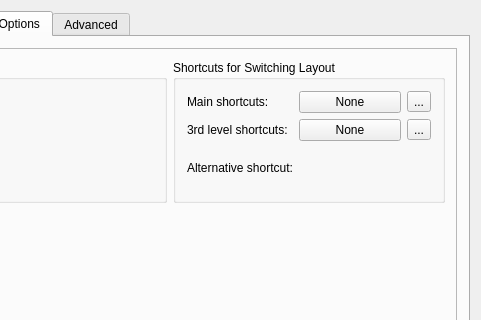
mgottschlag/kwin-tiling, file kcontrol/kxkb/kcmlayoutwidget.ui: the form before one commit; both pictures show x 141 to 622 and y 0 to 320 of the 622 by 576 pixel window.
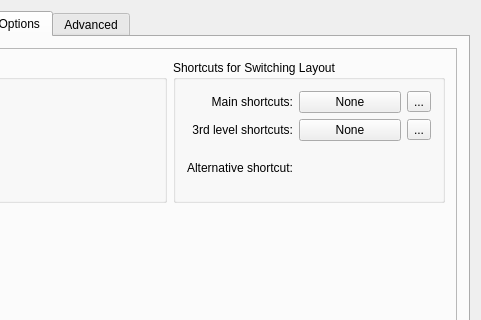
The form after the commit. The open tabs and pages were chosen to show the change. Custom widgets are drawn as their Qt base class.

Commit message: interface fixes by Celeste

What changed in the file:
```diff
--- a/kcontrol/kxkb/kcmlayoutwidget.ui
+++ b/kcontrol/kxkb/kcmlayoutwidget.ui
@@ -361,6 +361,14 @@
       </layout>
      </widget>
      <widget class="QWidget" name="tab" >
+      <property name="geometry" >
+       <rect>
+        <x>0</x>
+        <y>0</y>
+        <width>606</width>
+        <height>534</height>
+       </rect>
+      </property>
       <attribute name="title" >
        <string>Switching Options</string>
       </attribute>
@@ -431,6 +439,9 @@
                <property name="text" >
                 <string>Main shortcuts:</string>
                </property>
+               <property name="alignment" >
+                <set>Qt::AlignRight|Qt::AlignTrailing|Qt::AlignVCenter</set>
+               </property>
                <property name="buddy" >
                 <cstring>btnXkbShortcut</cstring>
                </property>
@@ -458,6 +469,9 @@
                <property name="text" >
                 <string>3rd level shortcuts:</string>
                </property>
+               <property name="alignment" >
+                <set>Qt::AlignRight|Qt::AlignTrailing|Qt::AlignVCenter</set>
+               </property>
                <property name="buddy" >
                 <cstring>btnXkbShortcut3d</cstring>
                </property>
@@ -485,6 +499,9 @@
                <property name="text" >
                 <string>Alternative shortcut:</string>
                </property>
+               <property name="alignment" >
+                <set>Qt::AlignRight|Qt::AlignTrailing|Qt::AlignVCenter</set>
+               </property>
                <property name="buddy" >
                 <cstring>kdeKeySequence</cstring>
                </property>
```
Left out of the diff: 20 changed lines with no effect on the pictures.
